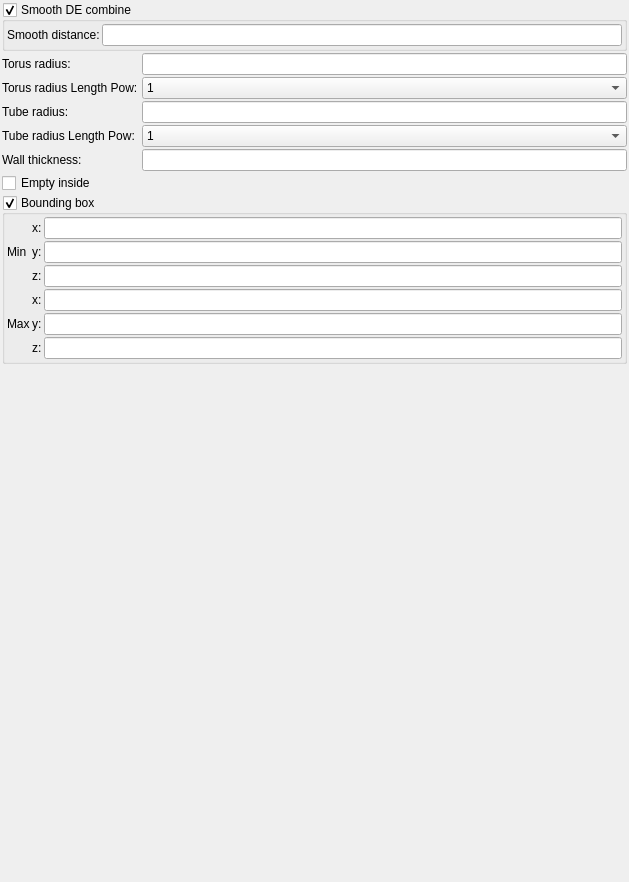
buddhi1980/mandelbulber2, file mandelbulber2/formula/ui/primitive_torus.ui: the form before one commit.
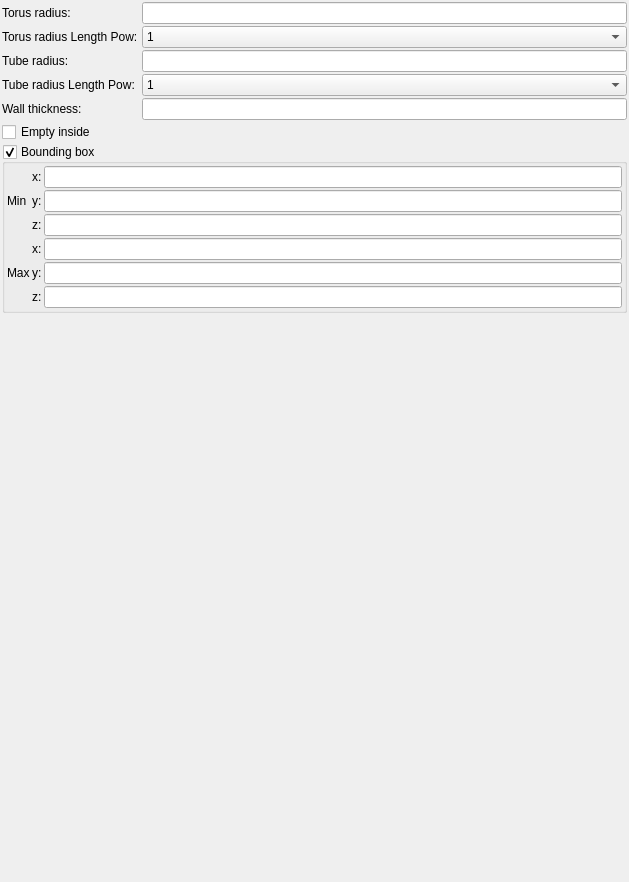
The form after the commit. Custom widgets are drawn as their Qt base class.

Commit message: refactor: move smooth_de_combine params to node-level only

```diff
--- a/mandelbulber2/formula/ui/primitive_torus.ui
+++ b/mandelbulber2/formula/ui/primitive_torus.ui
@@ -34,54 +34,7 @@
      <property name="spacing">
       <number>2</number>
      </property>
-     <item row="2" column="0" colspan="3">
-      <widget class="MyGroupBox" name="groupCheck_smooth_de_combine_enable">
-       <property name="title">
-        <string>Smooth DE combine</string>
-       </property>
-       <property name="checkable">
-        <bool>true</bool>
-       </property>
-       <layout class="QGridLayout" name="gridLayout_4">
-        <property name="leftMargin">
-         <number>2</number>
-        </property>
-        <property name="topMargin">
-         <number>2</number>
-        </property>
-        <property name="rightMargin">
-         <number>2</number>
-        </property>
-        <property name="bottomMargin">
-         <number>2</number>
-        </property>
-        <property name="spacing">
-         <number>2</number>
-        </property>
-        <item row="0" column="0">
-         <widget class="QLabel" name="label_306">
-          <property name="text">
-           <string>Smooth distance:</string>
-          </property>
-          <property name="wordWrap">
-           <bool>true</bool>
-          </property>
-         </widget>
-        </item>
-        <item row="0" column="1">
-         <widget class="MyLineEdit" name="logedit_smooth_de_combine_distance">
-          <property name="sizePolicy">
-           <sizepolicy hsizetype="Expanding" vsizetype="Maximum">
-            <horstretch>0</horstretch>
-            <verstretch>0</verstretch>
-           </sizepolicy>
-          </property>
-         </widget>
-        </item>
-       </layout>
-      </widget>
-     </item>
-     <item row="6" column="2">
+      <item row="6" column="2">
       <widget class="MyComboBox" name="comboBox_tube_radius_lpow">
        <item>
         <property name="text">
```
The commit also changes 21 other files.
